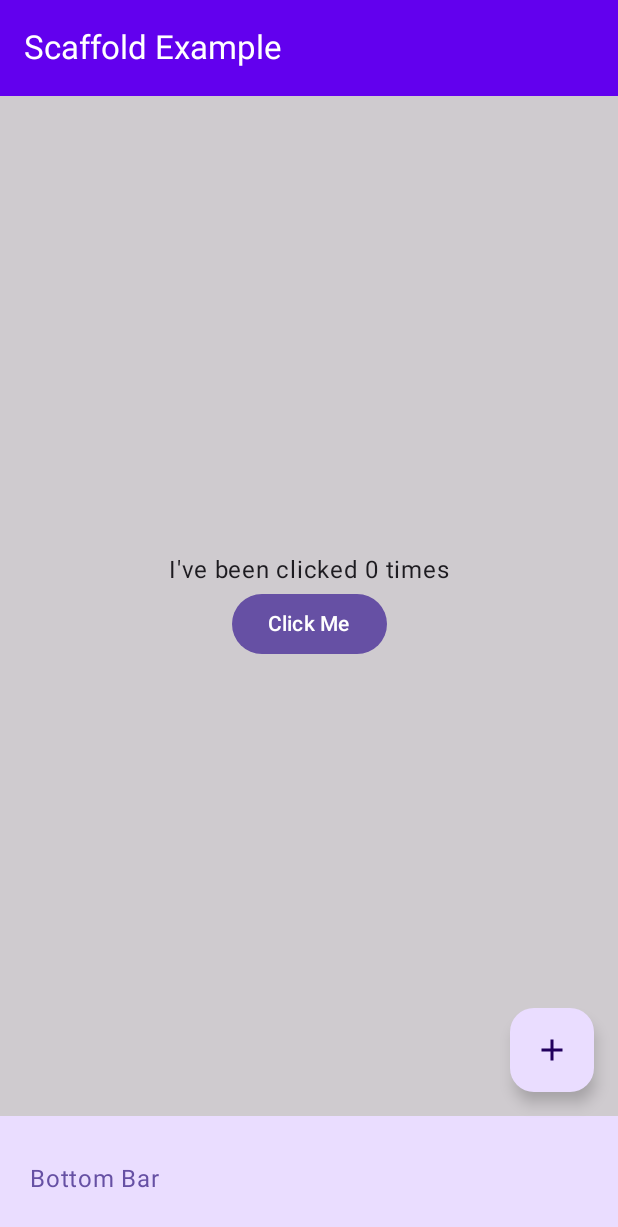
After one commit to hossain72/ComposeExample, an Android app built with Jetpack Compose: the composable ScaffoldExample shown on its own in the app's theme, on a phone screen of 412 x 824 dp. The commit adds this screen. Shown: the top 1227 px of the screen. Run offline under Robolectric (Android 15) with nearby library versions, the phone set to English and light mode, and no system bars.

Commit message:
sacffold example done

```diff
--- a/app/src/main/java/com/rul/compose_example/MainActivity.kt
+++ b/app/src/main/java/com/rul/compose_example/MainActivity.kt
@@ -6,7 +6,7 @@ import androidx.activity.compose.setContent
 import androidx.activity.enableEdgeToEdge
 import com.rul.compose_example.new_jetpack_compose.menu_11.DropDownMenuExample
 //import com.rul.compose_example.new_jetpack_compose.navigation_drawer_13.NavigationDrawerExample
-//import com.rul.compose_example.new_jetpack_compose.scaffold_12.ScaffoldExample
+import com.rul.compose_example.new_jetpack_compose.scaffold_12.ScaffoldExample
 import com.rul.compose_example.ui.theme.Compose_exampleTheme
 
 class MainActivity : ComponentActivity() {
--- /dev/null
+++ b/app/src/main/java/com/rul/compose_example/new_jetpack_compose/scaffold_12/ScaffoldExample.kt
@@ -0,0 +1,95 @@
+package com.rul.compose_example.new_jetpack_compose.scaffold_12
+
+import androidx.compose.foundation.background
+import androidx.compose.foundation.layout.Arrangement
+import androidx.compose.foundation.layout.Column
+import androidx.compose.foundation.layout.WindowInsets
+import androidx.compose.foundation.layout.fillMaxSize
+import androidx.compose.foundation.layout.padding
+import androidx.compose.material.icons.Icons
+import androidx.compose.material.icons.filled.Add
+import androidx.compose.material3.BottomAppBar
+import androidx.compose.material3.Button
+import androidx.compose.material3.ExperimentalMaterial3Api
+import androidx.compose.material3.FloatingActionButton
+import androidx.compose.material3.Icon
+import androidx.compose.material3.MaterialTheme
+import androidx.compose.material3.Scaffold
+import androidx.compose.material3.Text
+import androidx.compose.material3.TopAppBar
+import androidx.compose.material3.TopAppBarColors
+import androidx.compose.material3.TopAppBarDefaults
+import androidx.compose.runtime.Composable
+import androidx.compose.runtime.getValue
+import androidx.compose.runtime.mutableStateOf
+import androidx.compose.runtime.remember
+import androidx.compose.runtime.setValue
+import androidx.compose.ui.Alignment
+import androidx.compose.ui.Modifier
+import androidx.compose.ui.graphics.Color
+import androidx.compose.ui.tooling.preview.Preview
+import androidx.compose.ui.unit.dp
+
+@OptIn(ExperimentalMaterial3Api::class)
+@Composable
+fun ScaffoldExample() {
+    var presses by remember { mutableStateOf(0) }
+    Scaffold(
+        topBar = {
+            TopAppBar(
+                title = { Text("Scaffold Example") },
+                colors = TopAppBarDefaults.topAppBarColors(
+                    containerColor = Color(0xFF6200EE), // Your custom color
+                    titleContentColor = Color.White
+                )
+                /* colors = TopAppBarColors(
+                     containerColor = MaterialTheme.colorScheme.primaryContainer,
+                     scrolledContainerColor = MaterialTheme.colorScheme.surfaceContainer,
+                     navigationIconContentColor = MaterialTheme.colorScheme.primaryContainer,
+                     titleContentColor = MaterialTheme.colorScheme.primary,
+                     actionIconContentColor = MaterialTheme.colorScheme.surface
+                 )*/
+            )
+        },
+        bottomBar = {
+            BottomAppBar(
+                containerColor = MaterialTheme.colorScheme.primaryContainer,
+                contentColor = MaterialTheme.colorScheme.primary,
+            ) {
+                Text("Bottom Bar", modifier = Modifier.padding(16.dp))
+            }
+        },
+        floatingActionButton = {
+            FloatingActionButton(
+                onClick = { presses++ },
+                modifier = Modifier.padding(horizontal = 0.dp)
+            ) {
+                Icon(Icons.Default.Add, contentDescription = null)
+            }
+        },
+        contentWindowInsets = WindowInsets(0)
+    ) { innerPadding ->
+
+        // The important part: apply innerPadding
+        Column(
+            modifier = Modifier
+                .fillMaxSize()
+                .padding(innerPadding)  // 👈 this ensures content is below TopAppBar and above BottomAppBar
+                .background(Color.Gray.copy(alpha = 0.4f))
+                .padding(16.dp),        // additional normal padding if you want
+            verticalArrangement = Arrangement.Center,
+            horizontalAlignment = Alignment.CenterHorizontally
+        ) {
+            Text("I've been clicked $presses times")
+            Button(onClick = { /* Handle click */ }) {
+                Text("Click Me")
+            }
+        }
+    }
+}
+
+@Preview(showSystemUi = true)
+@Composable
+fun Preview_ScaffoldExample() {
+    ScaffoldExample()
+}
```
